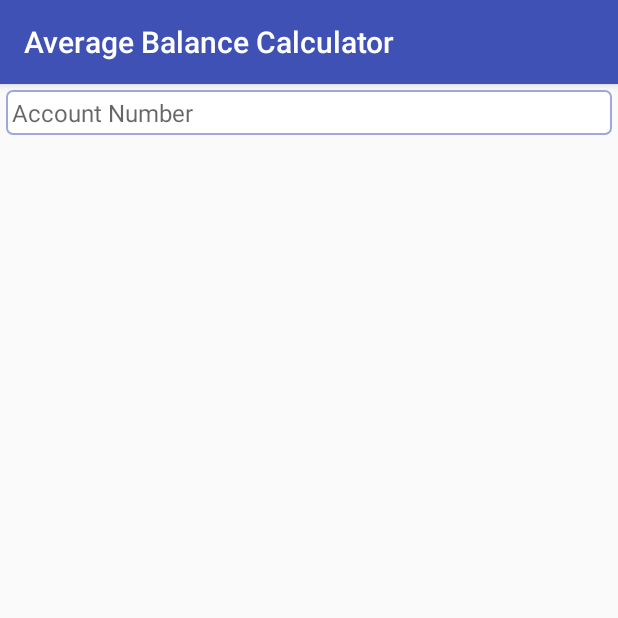
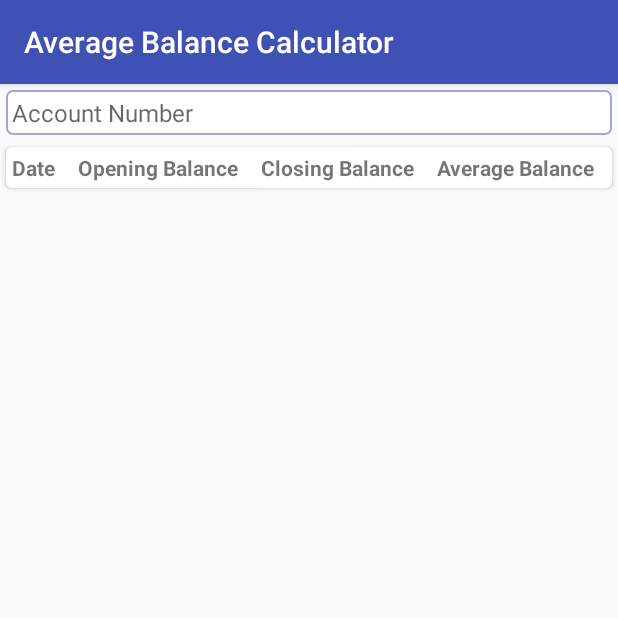
Before and after one commit to salimshivani/Average-Balance-Calculator, an Android app: the screen it shows after launch (MainActivity), on a phone screen of 412 x 824 dp, the top half of it. Run offline under Robolectric (Android 15) with nearby library versions, the phone set to English and light mode, and no system bars.

```diff
--- a/app/src/main/java/com/example/averagebalancecalculator/MainActivity.java
+++ b/app/src/main/java/com/example/averagebalancecalculator/MainActivity.java
@@ -4,12 +4,15 @@ import android.os.Bundle;
 import android.support.annotation.NonNull;
 import android.support.design.widget.BottomNavigationView;
 import android.support.v7.app.AppCompatActivity;
+import android.support.v7.widget.RecyclerView;
 import android.view.MenuItem;
+import android.widget.EditText;
 import android.widget.TextView;
 
 public class MainActivity extends AppCompatActivity {
 
-    private TextView mTextMessage;
+    private EditText mAccountNumber;
+    private RecyclerView mRecyclerViewDate;
 
     private BottomNavigationView.OnNavigationItemSelectedListener mOnNavigationItemSelectedListener
             = new BottomNavigationView.OnNavigationItemSelectedListener() {
@@ -18,13 +21,13 @@ public class MainActivity extends AppCompatActivity {
         public boolean onNavigationItemSelected(@NonNull MenuItem item) {
             switch (item.getItemId()) {
                 case R.id.navigation_home:
-                    mTextMessage.setText(R.string.title_home);
+//                    mTextMessage.setText(R.string.title_home);
                     return true;
                 case R.id.navigation_dashboard:
-                    mTextMessage.setText(R.string.title_dashboard);
+//                    mTextMessage.setText(R.string.title_dashboard);
                     return true;
                 case R.id.navigation_notifications:
-                    mTextMessage.setText(R.string.title_notifications);
+//                    mTextMessage.setText(R.string.title_notifications);
                     return true;
             }
             return false;
@@ -37,9 +40,10 @@ public class MainActivity extends AppCompatActivity {
         super.onCreate(savedInstanceState);
         setContentView(R.layout.activity_main);
 
-        mTextMessage = (TextView) findViewById(R.id.message);
-        BottomNavigationView navigation = (BottomNavigationView) findViewById(R.id.navigation);
-        navigation.setOnNavigationItemSelectedListener(mOnNavigationItemSelectedListener);
+        mAccountNumber = (EditText) findViewById(R.id.account_number);
+//        BottomNavigationView navigation = (BottomNavigationView) findViewById(R.id.navigation);
+//        navigation.setOnNavigationItemSelectedListener(mOnNavigationItemSelectedListener);
+        mRecyclerViewDate = (RecyclerView) findViewById(R.id.balance_calculator);
     }
 
 }
--- a/app/src/main/res/layout/activity_main.xml
+++ b/app/src/main/res/layout/activity_main.xml
@@ -18,11 +18,13 @@
         android:id="@+id/account_number"
         android:layout_width="match_parent"
         android:layout_height="wrap_content"
+        android:layout_margin="4dp"
+        android:background="@drawable/background_edittext"
+        android:hint="@string/account_number"
         android:inputType="numberSigned"
-        android:layout_margin="4dp"
-        android:textSize="16sp"
-        android:background="@drawable/background_edittext"
-        android:hint="@string/account_number" />
+        android:textSize="16sp" />
+
+    <include layout="@layout/row_header" />
 
     <android.support.v7.widget.RecyclerView
         android:id="@+id/balance_calculator"
--- a/app/src/main/res/layout/row_header.xml
+++ b/app/src/main/res/layout/row_header.xml
@@ -38,6 +38,15 @@
                 android:textStyle="bold" />
 
             <TextView
+                android:id="@+id/closing_balance"
+                android:layout_width="wrap_content"
+                android:layout_height="wrap_content"
+                android:layout_margin="4dp"
+                android:layout_weight="1"
+                android:text="@string/closing_balance"
+                android:textStyle="bold" />
+
+            <TextView
                 android:id="@+id/average_balance"
                 android:layout_width="wrap_content"
                 android:layout_height="wrap_content"
@@ -46,15 +55,6 @@
                 android:text="@string/average_balance"
                 android:textStyle="bold" />
 
-            <TextView
-                android:id="@+id/closing_balance"
-                android:layout_width="wrap_content"
-                android:layout_height="wrap_content"
-                android:layout_margin="4dp"
-                android:layout_weight="1"
-                android:text="@string/closing_balance"
-                android:textStyle="bold" />
-
         </LinearLayout>
 
     </android.support.v7.widget.CardView>
```
